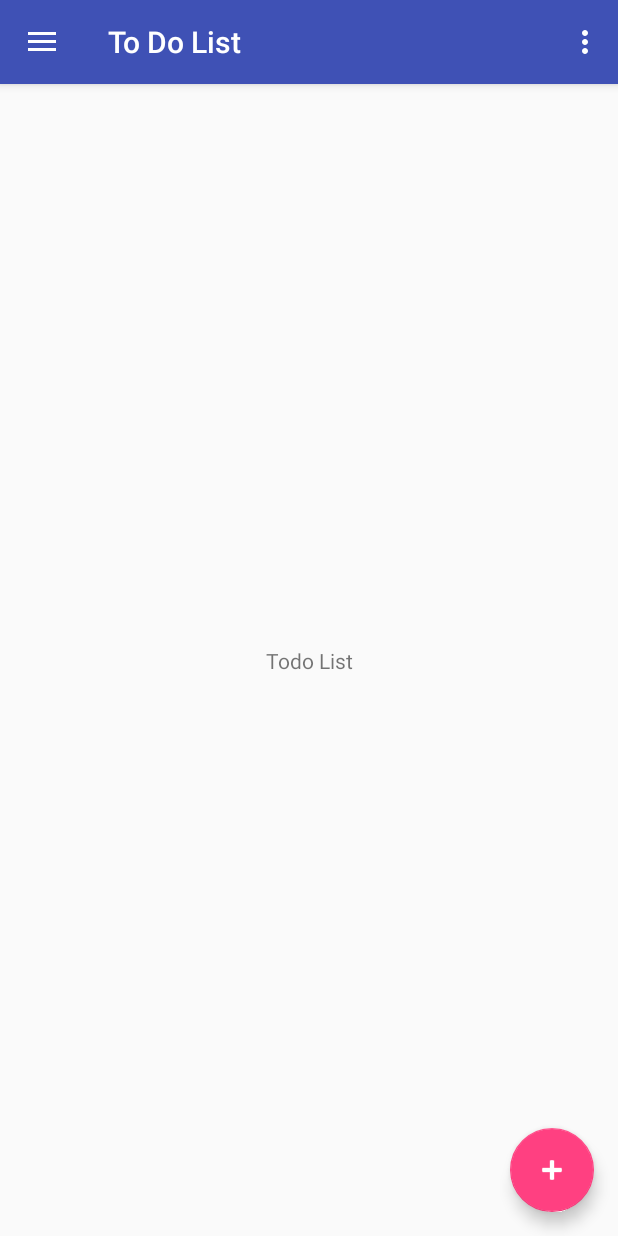
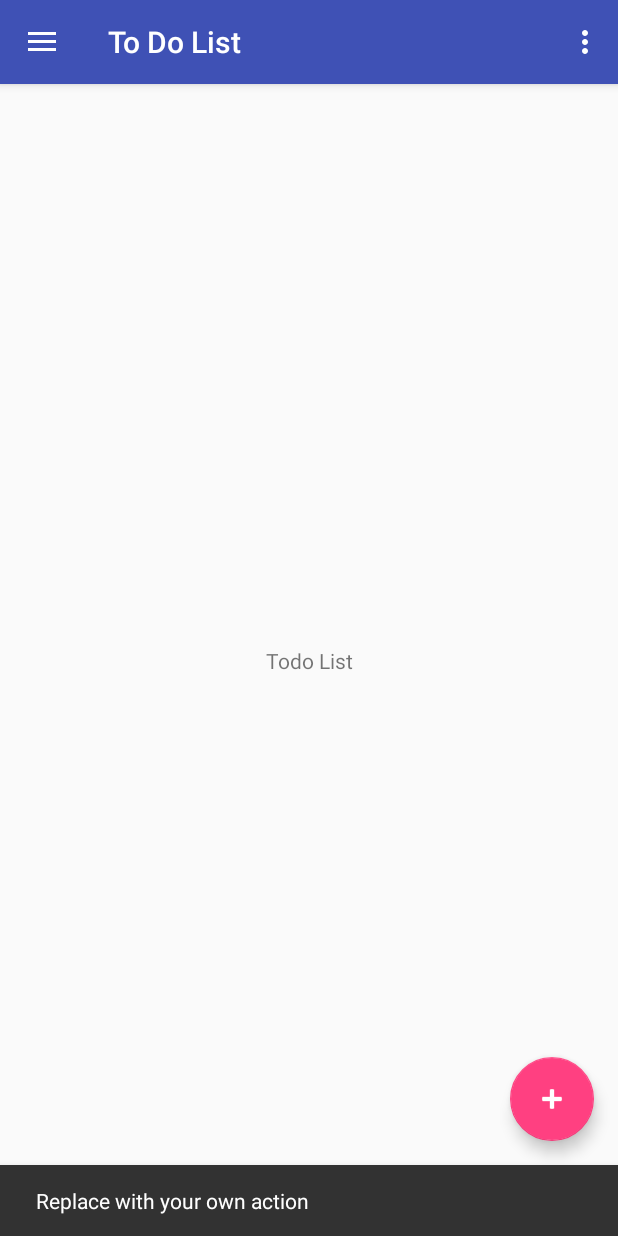
Before and after one commit to aekt/todo-kt, an Android app: the screen it shows after launch (MainActivity), after a tap on an icon or button, on a phone screen of 412 x 824 dp. Run offline under Robolectric (Android 15) with nearby library versions, the phone set to English and light mode, and no system bars.

Commit message:
Move fab button to ToDoListFragment

```diff
--- a/app/src/main/java/com/oursky/todolist/MainActivity.kt
+++ b/app/src/main/java/com/oursky/todolist/MainActivity.kt
@@ -16,10 +16,6 @@ class MainActivity : AppCompatActivity(), NavigationView.OnNavigationItemSelecte
         super.onCreate(savedInstanceState)
         setContentView(R.layout.activity_main)
         setSupportActionBar(toolbar)
-
-        fab.setOnClickListener { _ ->
-            //
-        }
 
         val toggle = ActionBarDrawerToggle(
                 this, drawer_layout, toolbar, R.string.navigation_drawer_open, R.string.navigation_drawer_close)
--- a/app/src/main/java/com/oursky/todolist/TodoListFragment.kt
+++ b/app/src/main/java/com/oursky/todolist/TodoListFragment.kt
@@ -1,10 +1,12 @@
 package com.oursky.todolist
 
 import android.os.Bundle
+import android.support.design.widget.Snackbar
 import android.support.v4.app.Fragment
 import android.view.LayoutInflater
 import android.view.View
 import android.view.ViewGroup
+import kotlinx.android.synthetic.main.fragment_todo_list.*
 
 class TodoListFragment: Fragment() {
     override fun onCreateView(inflater: LayoutInflater?,
@@ -14,4 +16,14 @@ class TodoListFragment: Fragment() {
         return inflater?.inflate(R.layout.fragment_todo_list,
                 container, false)
     }
+
+    override fun onViewCreated(view: View?, savedInstanceState: Bundle?) {
+        super.onViewCreated(view, savedInstanceState)
+
+        fab.setOnClickListener { view ->
+            Snackbar.make(view, "Replace with your own action", Snackbar.LENGTH_LONG)
+                    .setAction("Action", null).show()
+        }
+
+    }
 }
--- a/app/src/main/res/layout/app_bar_main.xml
+++ b/app/src/main/res/layout/app_bar_main.xml
@@ -22,13 +22,4 @@
 
     <include layout="@layout/content_main" />
 
-    <android.support.design.widget.FloatingActionButton
-        android:id="@+id/fab"
-        android:layout_width="wrap_content"
-        android:layout_height="wrap_content"
-        android:layout_gravity="bottom|end"
-        android:layout_margin="@dimen/fab_margin"
-        android:tint="@android:color/white"
-        app:srcCompat="@android:drawable/ic_input_add" />
-
 </android.support.design.widget.CoordinatorLayout>
--- a/app/src/main/res/layout/fragment_todo_list.xml
+++ b/app/src/main/res/layout/fragment_todo_list.xml
@@ -1,9 +1,12 @@
 <?xml version="1.0" encoding="utf-8"?>
-<android.support.constraint.ConstraintLayout xmlns:android="http://schemas.android.com/apk/res/android"
+<android.support.design.widget.CoordinatorLayout xmlns:android="http://schemas.android.com/apk/res/android"
     xmlns:app="http://schemas.android.com/apk/res-auto"
     android:layout_width="match_parent"
     android:layout_height="match_parent">
 
+    <android.support.constraint.ConstraintLayout
+        android:layout_width="match_parent"
+        android:layout_height="match_parent">
         <TextView
             android:layout_width="wrap_content"
             android:layout_height="wrap_content"
@@ -12,5 +15,16 @@
             app:layout_constraintLeft_toLeftOf="parent"
             app:layout_constraintRight_toRightOf="parent"
             app:layout_constraintTop_toTopOf="parent" />
+    </android.support.constraint.ConstraintLayout>
 
-</android.support.constraint.ConstraintLayout>
+
+    <android.support.design.widget.FloatingActionButton
+        android:id="@+id/fab"
+        android:layout_width="wrap_content"
+        android:layout_height="wrap_content"
+        android:layout_gravity="bottom|end"
+        android:layout_margin="@dimen/fab_margin"
+        android:tint="@android:color/white"
+        app:srcCompat="@android:drawable/ic_input_add" />
+
+</android.support.design.widget.CoordinatorLayout>
```
Lines whose indentation alone changed are shown as unchanged.
